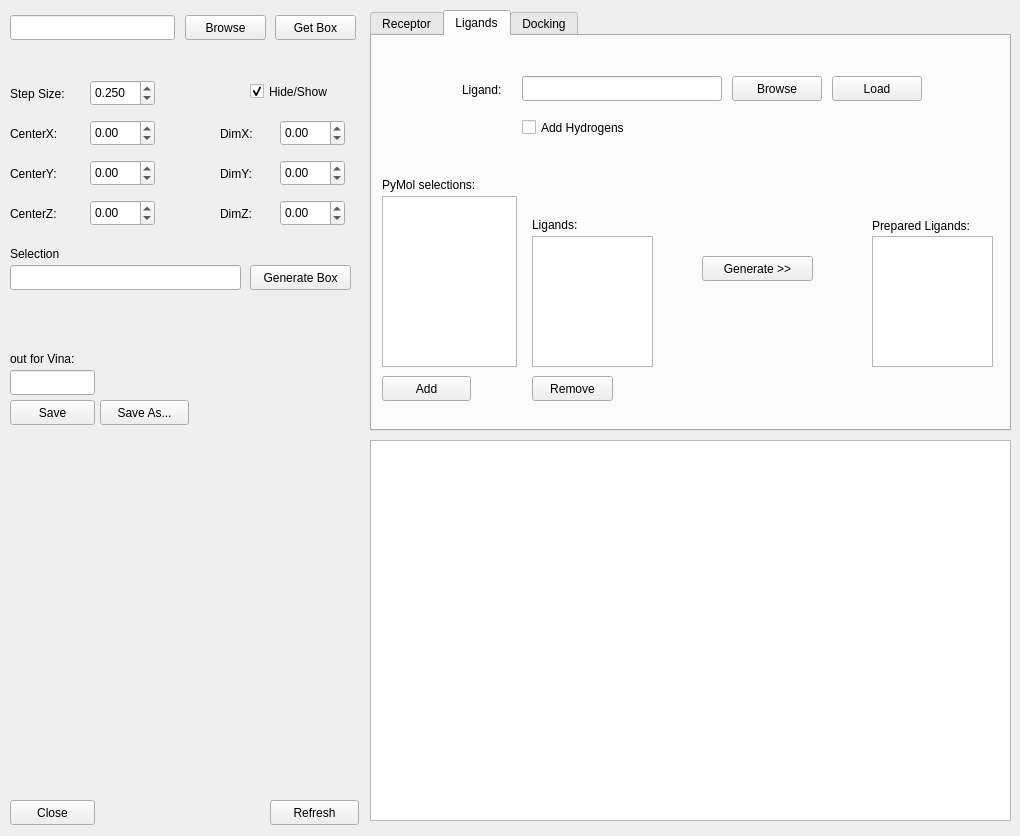
First picture: the form in demowidget.ui, repository gjonwick/MAGI-Dock, before the edit.
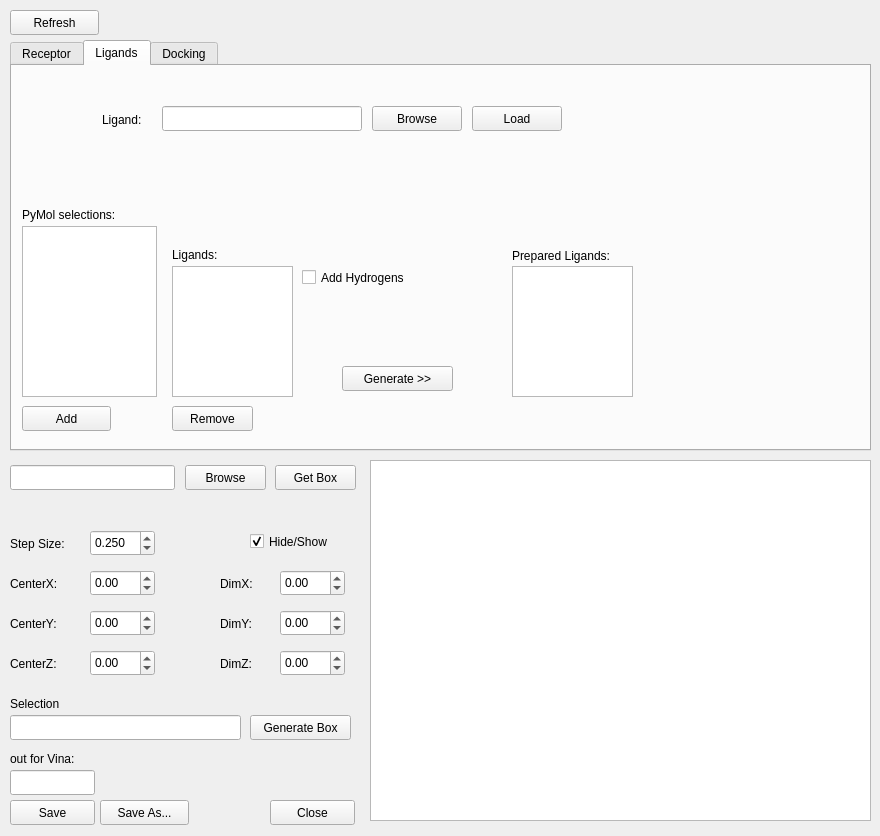
Second picture: the form after the edit. The open tabs and pages were chosen to show the change.

Commit message: Updated ligand logic

Patch:
```diff
--- a/demowidget.ui
+++ b/demowidget.ui
@@ -6,7 +6,7 @@
    <rect>
     <x>0</x>
     <y>0</y>
-    <width>1020</width>
+    <width>880</width>
     <height>836</height>
    </rect>
   </property>
@@ -17,7 +17,7 @@
    <property name="geometry">
     <rect>
      <x>90</x>
-     <y>160</y>
+     <y>610</y>
      <width>65</width>
      <height>26</height>
     </rect>
@@ -36,7 +36,7 @@
    <property name="geometry">
     <rect>
      <x>90</x>
-     <y>200</y>
+     <y>650</y>
      <width>65</width>
      <height>26</height>
     </rect>
@@ -55,7 +55,7 @@
    <property name="geometry">
     <rect>
      <x>90</x>
-     <y>120</y>
+     <y>570</y>
      <width>65</width>
      <height>26</height>
     </rect>
@@ -73,7 +73,7 @@
   <widget class="QPushButton" name="close_btn">
    <property name="geometry">
     <rect>
-     <x>10</x>
+     <x>270</x>
      <y>800</y>
      <width>85</width>
      <height>25</height>
@@ -87,7 +87,7 @@
    <property name="geometry">
     <rect>
      <x>10</x>
-     <y>125</y>
+     <y>575</y>
      <width>67</width>
      <height>17</height>
     </rect>
@@ -100,7 +100,7 @@
    <property name="geometry">
     <rect>
      <x>10</x>
-     <y>165</y>
+     <y>615</y>
      <width>67</width>
      <height>17</height>
     </rect>
@@ -113,7 +113,7 @@
    <property name="geometry">
     <rect>
      <x>10</x>
-     <y>205</y>
+     <y>655</y>
      <width>67</width>
      <height>17</height>
     </rect>
@@ -126,7 +126,7 @@
    <property name="geometry">
     <rect>
      <x>280</x>
-     <y>160</y>
+     <y>610</y>
      <width>65</width>
      <height>26</height>
     </rect>
@@ -145,7 +145,7 @@
    <property name="geometry">
     <rect>
      <x>280</x>
-     <y>120</y>
+     <y>570</y>
      <width>65</width>
      <height>26</height>
     </rect>
@@ -173,7 +173,7 @@
    <property name="geometry">
     <rect>
      <x>220</x>
-     <y>205</y>
+     <y>655</y>
      <width>51</width>
      <height>17</height>
     </rect>
@@ -186,7 +186,7 @@
    <property name="geometry">
     <rect>
      <x>280</x>
-     <y>200</y>
+     <y>650</y>
      <width>65</width>
      <height>26</height>
     </rect>
@@ -205,7 +205,7 @@
    <property name="geometry">
     <rect>
      <x>220</x>
-     <y>165</y>
+     <y>615</y>
      <width>51</width>
      <height>17</height>
     </rect>
@@ -218,7 +218,7 @@
    <property name="geometry">
     <rect>
      <x>220</x>
-     <y>125</y>
+     <y>575</y>
      <width>51</width>
      <height>17</height>
     </rect>
@@ -231,7 +231,7 @@
    <property name="geometry">
     <rect>
      <x>10</x>
-     <y>400</y>
+     <y>800</y>
      <width>85</width>
      <height>25</height>
     </rect>
@@ -244,7 +244,7 @@
    <property name="geometry">
     <rect>
      <x>275</x>
-     <y>15</y>
+     <y>465</y>
      <width>81</width>
      <height>25</height>
     </rect>
@@ -257,7 +257,7 @@
    <property name="geometry">
     <rect>
      <x>10</x>
-     <y>15</y>
+     <y>465</y>
      <width>165</width>
      <height>25</height>
     </rect>
@@ -267,7 +267,7 @@
    <property name="geometry">
     <rect>
      <x>100</x>
-     <y>400</y>
+     <y>800</y>
      <width>89</width>
      <height>25</height>
     </rect>
@@ -280,7 +280,7 @@
    <property name="geometry">
     <rect>
      <x>185</x>
-     <y>15</y>
+     <y>465</y>
      <width>81</width>
      <height>25</height>
     </rect>
@@ -293,7 +293,7 @@
    <property name="geometry">
     <rect>
      <x>90</x>
-     <y>80</y>
+     <y>530</y>
      <width>65</width>
      <height>26</height>
     </rect>
@@ -315,7 +315,7 @@
    <property name="geometry">
     <rect>
      <x>10</x>
-     <y>85</y>
+     <y>535</y>
      <width>67</width>
      <height>17</height>
     </rect>
@@ -328,7 +328,7 @@
    <property name="geometry">
     <rect>
      <x>10</x>
-     <y>370</y>
+     <y>770</y>
      <width>85</width>
      <height>25</height>
     </rect>
@@ -338,7 +338,7 @@
    <property name="geometry">
     <rect>
      <x>10</x>
-     <y>350</y>
+     <y>750</y>
      <width>81</width>
      <height>17</height>
     </rect>
@@ -351,7 +351,7 @@
    <property name="geometry">
     <rect>
      <x>250</x>
-     <y>265</y>
+     <y>715</y>
      <width>101</width>
      <height>25</height>
     </rect>
@@ -364,7 +364,7 @@
    <property name="geometry">
     <rect>
      <x>10</x>
-     <y>265</y>
+     <y>715</y>
      <width>231</width>
      <height>25</height>
     </rect>
@@ -374,7 +374,7 @@
    <property name="geometry">
     <rect>
      <x>10</x>
-     <y>245</y>
+     <y>695</y>
      <width>67</width>
      <height>17</height>
     </rect>
@@ -387,7 +387,7 @@
    <property name="geometry">
     <rect>
      <x>250</x>
-     <y>80</y>
+     <y>530</y>
      <width>101</width>
      <height>23</height>
     </rect>
@@ -405,10 +405,10 @@
   <widget class="QTabWidget" name="tabWidget">
    <property name="geometry">
     <rect>
-     <x>370</x>
-     <y>10</y>
-     <width>641</width>
-     <height>421</height>
+     <x>10</x>
+     <y>40</y>
+     <width>861</width>
+     <height>411</height>
     </rect>
    </property>
    <property name="currentIndex">
@@ -593,24 +593,11 @@
       <string>Ligands:</string>
      </property>
     </widget>
-    <widget class="QCheckBox" name="checkBox">
-     <property name="geometry">
-      <rect>
-       <x>150</x>
-       <y>80</y>
-       <width>131</width>
-       <height>23</height>
-      </rect>
-     </property>
-     <property name="text">
-      <string>Add Hydrogens</string>
-     </property>
-    </widget>
     <widget class="QPushButton" name="genLigands_btn">
      <property name="geometry">
       <rect>
        <x>330</x>
-       <y>220</y>
+       <y>300</y>
        <width>111</width>
        <height>25</height>
       </rect>
@@ -743,6 +730,19 @@
       <string>Add</string>
      </property>
     </widget>
+    <widget class="QCheckBox" name="checkBox">
+     <property name="geometry">
+      <rect>
+       <x>290</x>
+       <y>200</y>
+       <width>131</width>
+       <height>23</height>
+      </rect>
+     </property>
+     <property name="text">
+      <string>Add Hydrogens</string>
+     </property>
+    </widget>
    </widget>
    <widget class="QWidget" name="docking_tab">
     <attribute name="title">
@@ -764,17 +764,25 @@
    <property name="geometry">
     <rect>
      <x>370</x>
-     <y>440</y>
-     <width>641</width>
-     <height>381</height>
+     <y>460</y>
+     <width>501</width>
+     <height>361</height>
     </rect>
    </property>
+   <property name="font">
+    <font>
+     <pointsize>9</pointsize>
+    </font>
+   </property>
+   <property name="mouseTracking">
+    <bool>false</bool>
+   </property>
   </widget>
   <widget class="QPushButton" name="importSele_btn">
    <property name="geometry">
     <rect>
-     <x>270</x>
-     <y>800</y>
+     <x>10</x>
+     <y>10</y>
      <width>89</width>
      <height>25</height>
     </rect>
```
Left out of the diff: 5 changed lines with no effect on the pictures. The commit also changes 1 other file.
